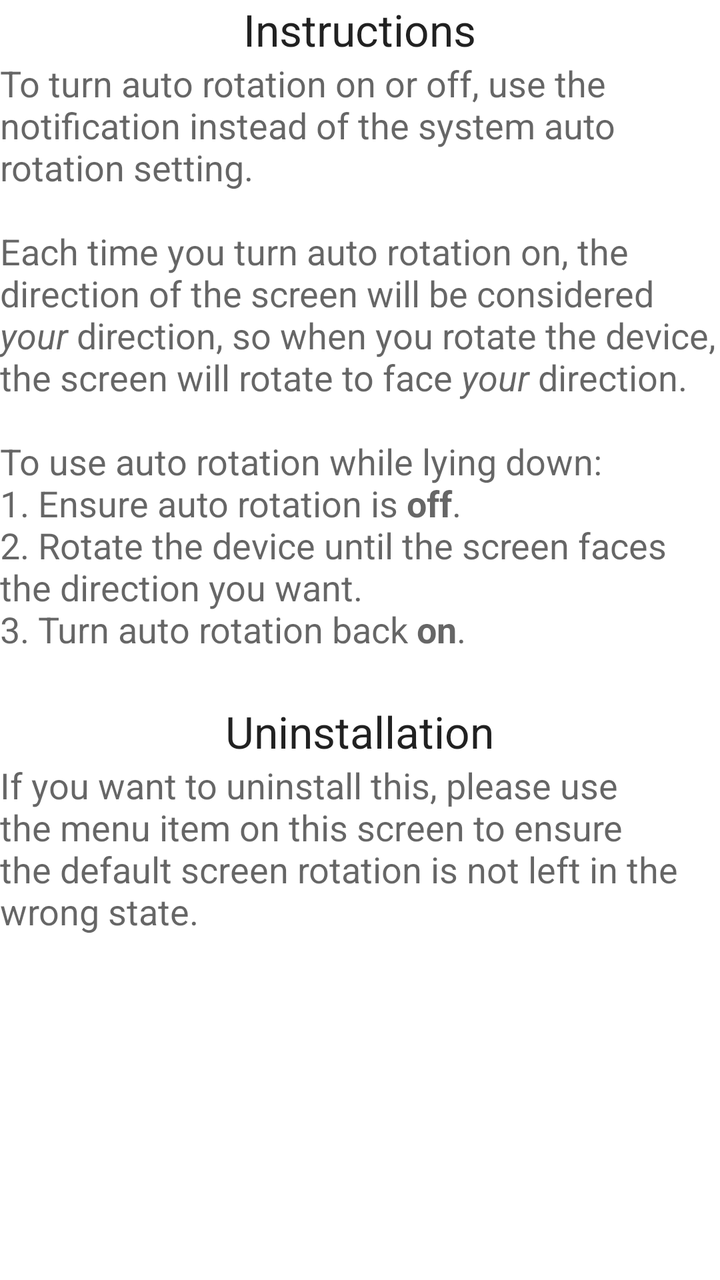
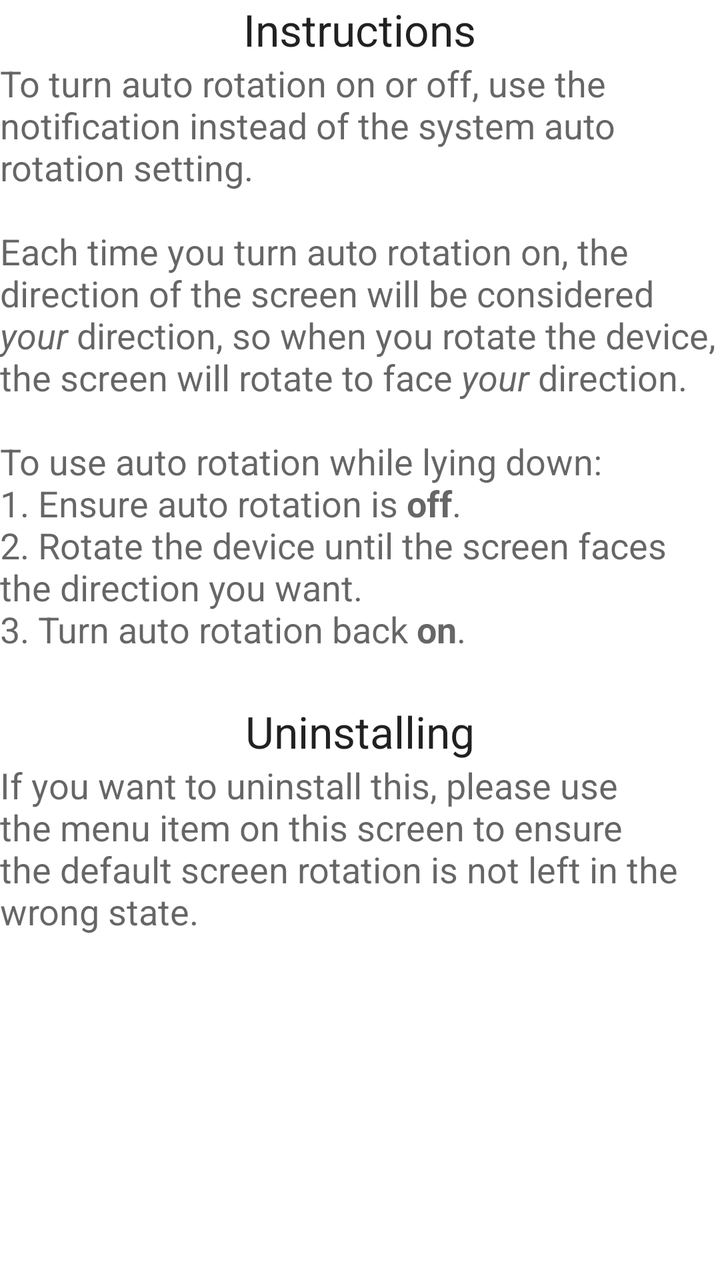

The first picture is an Android layout as it rendered before a commit; the second is the same layout after the commit. The layout source and the unified diff follow.
<!-- AndroidManifest.xml: fallback theme Theme.MaterialComponents.DayNight.NoActionBar -->
<!-- res/layout/activity_main.xml -->
<ScrollView xmlns:android="http://schemas.android.com/apk/res/android"

	xmlns:tools="http://schemas.android.com/tools"
	android:id="@+id/container"
	android:layout_width="match_parent"
	android:layout_height="match_parent"
	tools:context="samuelpalmer.sensorautorotation.components.MainActivity"
	tools:ignore="MergeRootFrame">

	<LinearLayout
		android:layout_width="match_parent"
		android:layout_height="wrap_content"
		android:orientation="vertical">

		<TextView
			android:layout_width="wrap_content"
			android:layout_height="wrap_content"
			android:textAppearance="?android:attr/textAppearanceLarge"
			android:text="@string/instructions_heading"
		    android:layout_gravity="center"
		/>

		<TextView
			android:layout_width="wrap_content"
			android:layout_height="wrap_content"
			android:textAppearance="?android:attr/textAppearanceMedium"
			android:text="@string/home_instructions"
		/>

		<TextView
			android:layout_width="wrap_content"
			android:layout_height="wrap_content"
			android:textAppearance="?android:attr/textAppearanceMedium"
			android:text=""
			android:layout_gravity="center"
			/>

		<TextView
			android:layout_width="wrap_content"
			android:layout_height="wrap_content"
			android:textAppearance="?android:attr/textAppearanceLarge"
			android:text="@string/uninstallation_heading"
			android:layout_gravity="center"
		/>

		<TextView
			android:layout_width="wrap_content"
			android:layout_height="wrap_content"
			android:textAppearance="?android:attr/textAppearanceMedium"
			android:text="@string/uninstallation_instructions"
		/>

	</LinearLayout>

</ScrollView>
<!-- resources referenced by this layout -->
<resources>
  <string name="home_instructions">To turn auto rotation on or off, use the notification instead of the system auto rotation setting.
  
  		\n\nEach time you turn auto rotation on, the direction of the screen will be considered <i>your</i> direction,
  		so when you rotate the device, the screen will rotate to face <i>your</i> direction.
  
  		\n\nTo use auto rotation while lying down:
  		\n1. Ensure auto rotation is <b>off</b>.
  		\n2. Rotate the device until the screen faces the direction you want.
  		\n3. Turn auto rotation back <b>on</b>.
  	</string>
  <string name="instructions_heading">Instructions</string>
  <string name="uninstallation_heading">Uninstallation</string>
  <string name="uninstallation_instructions">
  		If you want to uninstall this, please use the menu item on this screen
  		to ensure the default screen rotation is not left in the wrong state.
  	</string>
</resources>

<!-- the commit's change to res/layout/activity_main.xml (unified diff, before → after) -->
@@ -39,7 +39,7 @@
 			android:layout_width="wrap_content"
 			android:layout_height="wrap_content"
 			android:textAppearance="?android:attr/textAppearanceLarge"
-			android:text="@string/uninstallation_heading"
+			android:text="@string/uninstallating"
 			android:layout_gravity="center"
 		/>
 
@@ -47,7 +47,7 @@
 			android:layout_width="wrap_content"
 			android:layout_height="wrap_content"
 			android:textAppearance="?android:attr/textAppearanceMedium"
-			android:text="@string/uninstallation_instructions"
+			android:text="@string/uninstallating_instructions"
 		/>
 
 	</LinearLayout>
<!-- resource entries referenced after the edit -->
@@ -11,8 +11,8 @@
   		\n3. Turn auto rotation back <b>on</b>.
   	</string>
   <string name="instructions_heading">Instructions</string>
-  <string name="uninstallation_heading">Uninstallation</string>
-  <string name="uninstallation_instructions">
+  <string name="uninstallating">Uninstalling</string>
+  <string name="uninstallating_instructions">
   		If you want to uninstall this, please use the menu item on this screen
   		to ensure the default screen rotation is not left in the wrong state.
   	</string>
